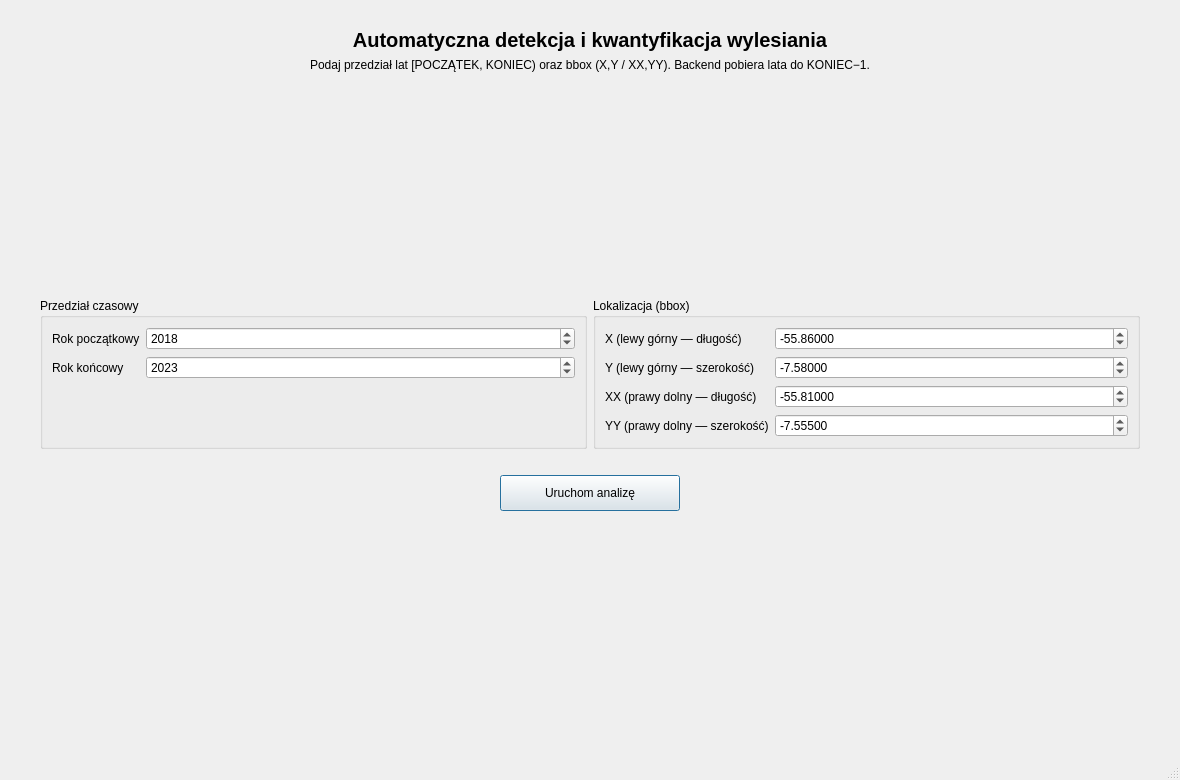
The window that mainwindow.ui (MatthewMill02/Kwantyfikacja-Wylesiania) describes before a commit, drawn with Qt 5.
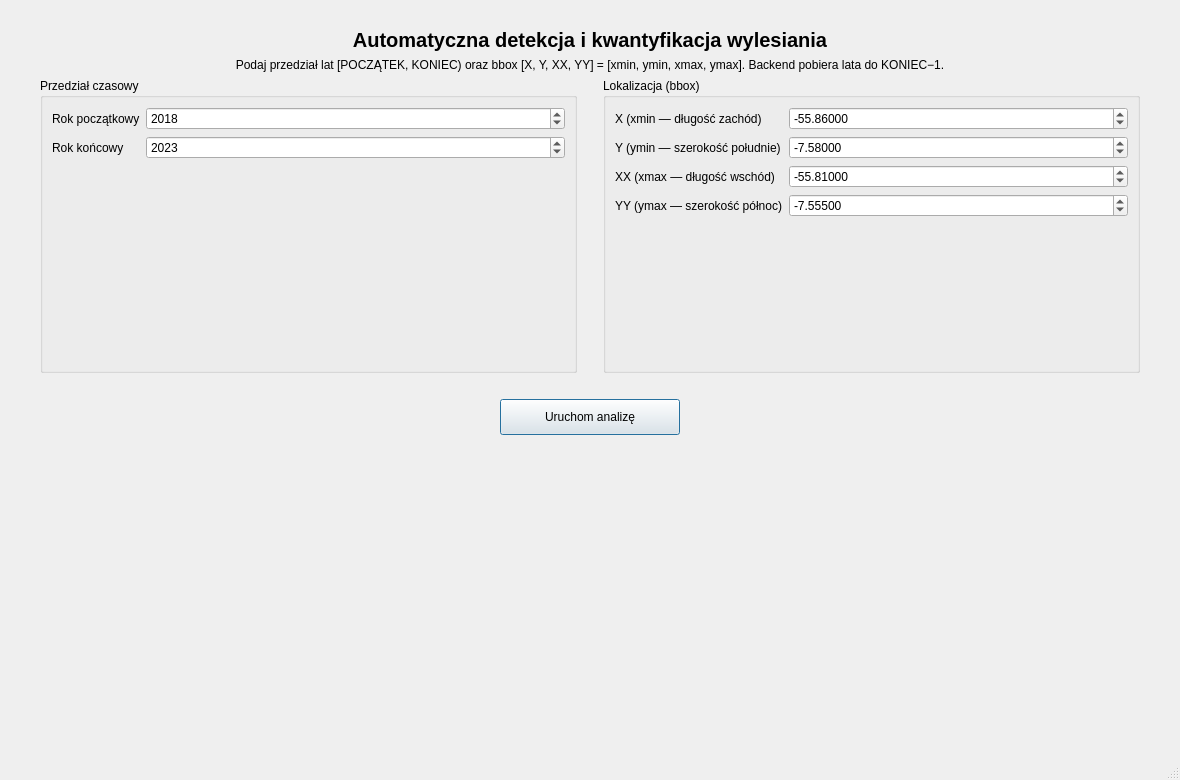
The same window after the commit.

```diff
--- a/mainwindow.ui
+++ b/mainwindow.ui
@@ -64,7 +64,7 @@
         <item>
          <widget class="QLabel" name="labelSubtitle">
           <property name="text">
-           <string>Podaj przedział lat [POCZĄTEK, KONIEC) oraz bbox (X,Y / XX,YY). Backend pobiera lata do KONIEC−1.</string>
+           <string>Podaj przedział lat [POCZĄTEK, KONIEC) oraz bbox [X, Y, XX, YY] = [xmin, ymin, xmax, ymax]. Backend pobiera lata do KONIEC−1.</string>
           </property>
           <property name="alignment">
            <set>Qt::AlignCenter</set>
@@ -74,19 +74,6 @@
           </property>
          </widget>
         </item>
-        <item>
-         <spacer name="spacerTop">
-          <property name="orientation">
-           <enum>Qt::Vertical</enum>
-          </property>
-          <property name="sizeHint" stdset="0">
-           <size>
-            <width>20</width>
-            <height>16</height>
-           </size>
-          </property>
-         </spacer>
-        </item>
         <item>
          <layout class="QHBoxLayout" name="formColumnsLayout">
           <item>
@@ -138,6 +125,19 @@
             </layout>
            </widget>
           </item>
+          <item>
+           <spacer name="spacerTop">
+            <property name="orientation">
+             <enum>Qt::Orientation::Vertical</enum>
+            </property>
+            <property name="sizeHint" stdset="0">
+             <size>
+              <width>20</width>
+              <height>16</height>
+             </size>
+            </property>
+           </spacer>
+          </item>
           <item>
            <widget class="QGroupBox" name="groupBbox">
             <property name="title">
@@ -147,7 +147,7 @@
              <item row="0" column="0">
               <widget class="QLabel" name="labelX">
                <property name="text">
-                <string>X (lewy górny — długość)</string>
+                <string>X (xmin — długość zachód)</string>
                </property>
               </widget>
              </item>
@@ -166,14 +166,14 @@
                 <double>0.010000000000000</double>
                </property>
                <property name="value">
-                <double>-55.860000000000000</double>
+                <double>-55.859999999999999</double>
                </property>
               </widget>
              </item>
              <item row="1" column="0">
               <widget class="QLabel" name="labelY">
                <property name="text">
-                <string>Y (lewy górny — szerokość)</string>
+                <string>Y (ymin — szerokość południe)</string>
                </property>
               </widget>
              </item>
@@ -199,7 +199,7 @@
              <item row="2" column="0">
               <widget class="QLabel" name="labelXX">
                <property name="text">
-                <string>XX (prawy dolny — długość)</string>
+                <string>XX (xmax — długość wschód)</string>
                </property>
               </widget>
              </item>
@@ -225,7 +225,7 @@
              <item row="3" column="0">
               <widget class="QLabel" name="labelYY">
                <property name="text">
-                <string>YY (prawy dolny — szerokość)</string>
+                <string>YY (ymax — szerokość północ)</string>
                </property>
               </widget>
              </item>
```
Left out of the diff: 56 changed lines with no effect on the pictures.
